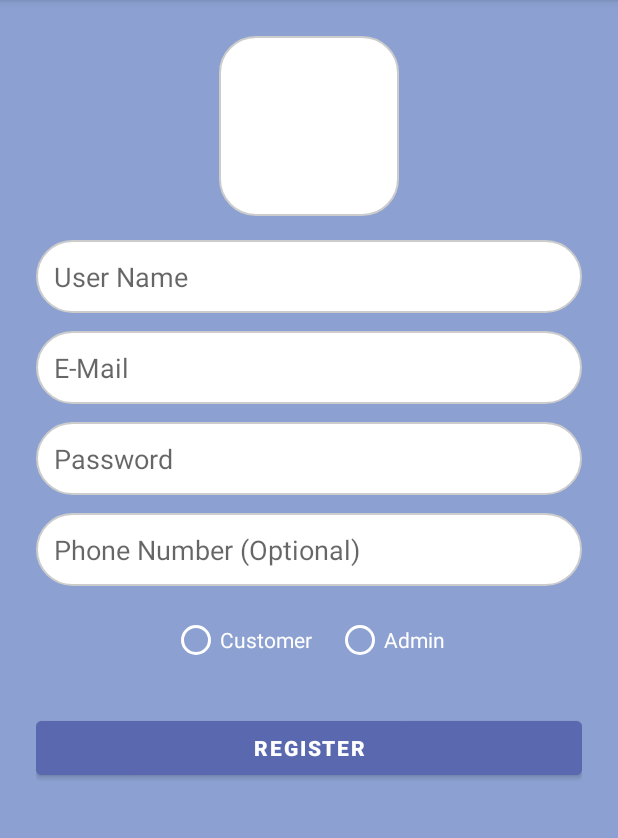
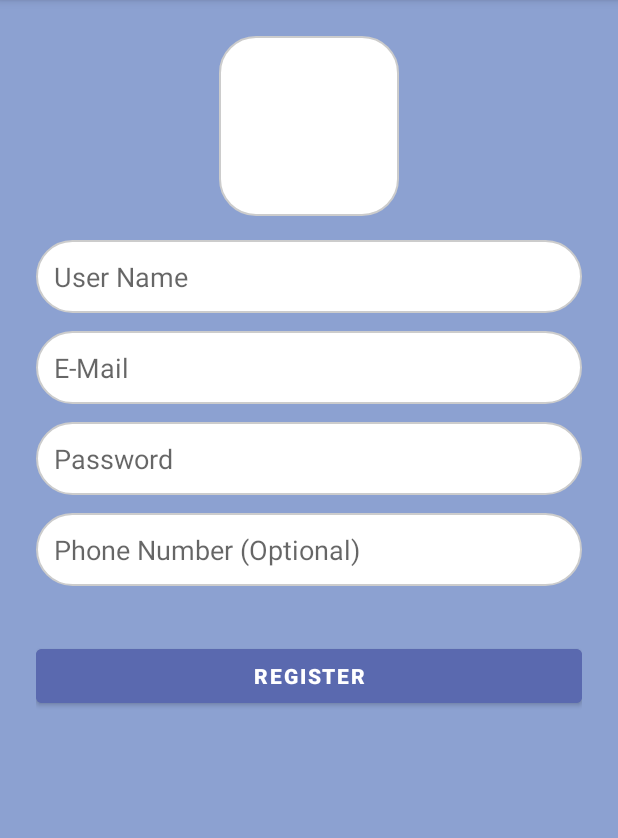
Before and after one commit to quochungg/book-store, an Android app: the RegisterActivity screen opened directly, with no data from a screen before it, on a phone screen of 412 x 824 dp, the part 84-922 px from its top. Run offline under Robolectric (Android 15) with nearby library versions, the phone set to English and light mode, and no system bars.

Commit message:
add login register

```diff
--- a/BookStore/app/src/main/java/com/prm/bookstore/API/ApiService.java
+++ b/BookStore/app/src/main/java/com/prm/bookstore/API/ApiService.java
@@ -5,13 +5,25 @@ import com.prm.bookstore.Models.request.RegisterRequest;
 import com.prm.bookstore.Models.response.LoginResponse;
 import com.prm.bookstore.Models.response.RegisterResponse;
 
+import okhttp3.MultipartBody;
+import okhttp3.RequestBody;
 import retrofit2.Call;
 import retrofit2.http.Body;
+import retrofit2.http.Multipart;
 import retrofit2.http.POST;
+import retrofit2.http.Part;
 
 public interface ApiService {
     @POST("/api/Account/Login")
     Call<LoginResponse> login(@Body LoginRequest request);
+    @Multipart
     @POST("/api/Account/Register")
-    Call<RegisterResponse> register(@Body RegisterRequest request);
+    Call<RegisterResponse> register(
+        @Part("UserName") RequestBody userName,
+        @Part("Password") RequestBody password,
+        @Part("Email") RequestBody email,
+        @Part("PhoneNumber") RequestBody phoneNumber,
+        @Part MultipartBody.Part avatarImg,
+        @Part("RoleID") RequestBody roleID
+    );
 }
--- a/BookStore/app/src/main/java/com/prm/bookstore/UI/login/LoginActivity.java
+++ b/BookStore/app/src/main/java/com/prm/bookstore/UI/login/LoginActivity.java
@@ -2,6 +2,7 @@ package com.prm.bookstore.UI.login;
 
 import android.content.Intent;
 import android.os.Bundle;
+import android.util.Log;
 import android.widget.Button;
 import android.widget.EditText;
 import android.widget.TextView;
@@ -59,9 +60,12 @@ public class LoginActivity extends AppCompatActivity {
         ApiService apiService = ApiClient.getAnonymousClient().create(ApiService.class);
         Call<LoginResponse> call = apiService.login(loginRequest);
 
+        Log.d("LoginActivity", "Sending login request: " + loginRequest);
+
         call.enqueue(new Callback<LoginResponse>() {
             @Override
             public void onResponse(Call<LoginResponse> call, Response<LoginResponse> response) {
+                Log.d("LoginActivity", "Response received: " + response);
                 if (response.isSuccessful() && response.body() != null) {
                     LoginResponse data = response.body();
                     Toast.makeText(LoginActivity.this, "Đăng nhập thành công!", Toast.LENGTH_SHORT).show();
@@ -77,6 +81,7 @@ public class LoginActivity extends AppCompatActivity {
 
             @Override
             public void onFailure(Call<LoginResponse> call, Throwable t) {
+                Log.e("LoginActivity", "Login failed: " + t.getMessage());
                 Toast.makeText(LoginActivity.this, "Lỗi kết nối: " + t.getMessage(), Toast.LENGTH_SHORT).show();
             }
         });
--- a/BookStore/app/src/main/java/com/prm/bookstore/utils/UnsafeOkHttpClient.java
+++ b/BookStore/app/src/main/java/com/prm/bookstore/utils/UnsafeOkHttpClient.java
@@ -26,6 +26,9 @@ public class UnsafeOkHttpClient {
             return new OkHttpClient.Builder()
                     .sslSocketFactory(sslContext.getSocketFactory(), (X509TrustManager) trustAllCerts[0])
                     .hostnameVerifier((hostname, session) -> true)
+                    .connectTimeout(60, java.util.concurrent.TimeUnit.SECONDS)
+                    .readTimeout(60, java.util.concurrent.TimeUnit.SECONDS)
+                    .writeTimeout(60, java.util.concurrent.TimeUnit.SECONDS)
                     .build();
         } catch (Exception e) {
             throw new RuntimeException(e);
--- a/BookStore/app/src/main/res/layout/activity_register.xml
+++ b/BookStore/app/src/main/res/layout/activity_register.xml
@@ -61,33 +61,6 @@
             android:layout_width="match_parent"
             android:layout_height="wrap_content" />
 
-        <!-- RadioGroup Role -->
-        <RadioGroup
-            android:id="@+id/rgRole"
-            android:orientation="horizontal"
-            android:layout_width="match_parent"
-            android:layout_height="wrap_content"
-            android:gravity="center">
-
-            <RadioButton
-                android:id="@+id/rbCustomer"
-                android:layout_width="wrap_content"
-                android:layout_height="wrap_content"
-                android:text="Customer"
-                android:textColor="@android:color/white"
-                android:buttonTint="@android:color/white"
-                android:layout_marginEnd="16dp" />
-
-            <RadioButton
-                android:id="@+id/rbAdmin"
-                android:layout_width="wrap_content"
-                android:layout_height="wrap_content"
-                android:text="Admin"
-                android:textColor="@android:color/white"
-                android:buttonTint="@android:color/white" />
-
-        </RadioGroup>
-
         <Button
             android:id="@+id/btnRegister"
             android:text="Register"
--- a/BookStore/app/src/main/res/values/strings.xml
+++ b/BookStore/app/src/main/res/values/strings.xml
@@ -1,3 +1,4 @@
 <resources>
     <string name="app_name">bookstore</string>
+    <string name="welcome_bookstore">Welcome to BookStore!</string>
 </resources>
--- /dev/null
+++ b/BookStore/app/src/main/res/xml/network_security_config.xml
@@ -0,0 +1,6 @@
+<?xml version="1.0" encoding="utf-8"?>
+<network-security-config>
+    <domain-config cleartextTrafficPermitted="true">
+        <domain includeSubdomains="true">10.0.2.2</domain>
+    </domain-config>
+</network-security-config>
```
Also changed, not shown: BookStore/app/src/main/AndroidManifest.xml (+13 -5 lines), BookStore/app/src/main/java/com/prm/bookstore/API/ApiClient.java (+22 -6 lines), BookStore/app/src/main/java/com/prm/bookstore/Models/request/RegisterRequest.java (+8 -16 lines), BookStore/app/src/main/java/com/prm/bookstore/Models/response/RegisterResponse.java (+9 -83 lines), BookStore/app/src/main/java/com/prm/bookstore/UI/Home/HomeActivity.java (+11 -1 lines), BookStore/app/src/main/java/com/prm/bookstore/UI/register/RegisterActivity.java (+52 -49 lines), BookStore/app/src/main/res/layout/activity_home.xml (added, +20 -0 lines).
